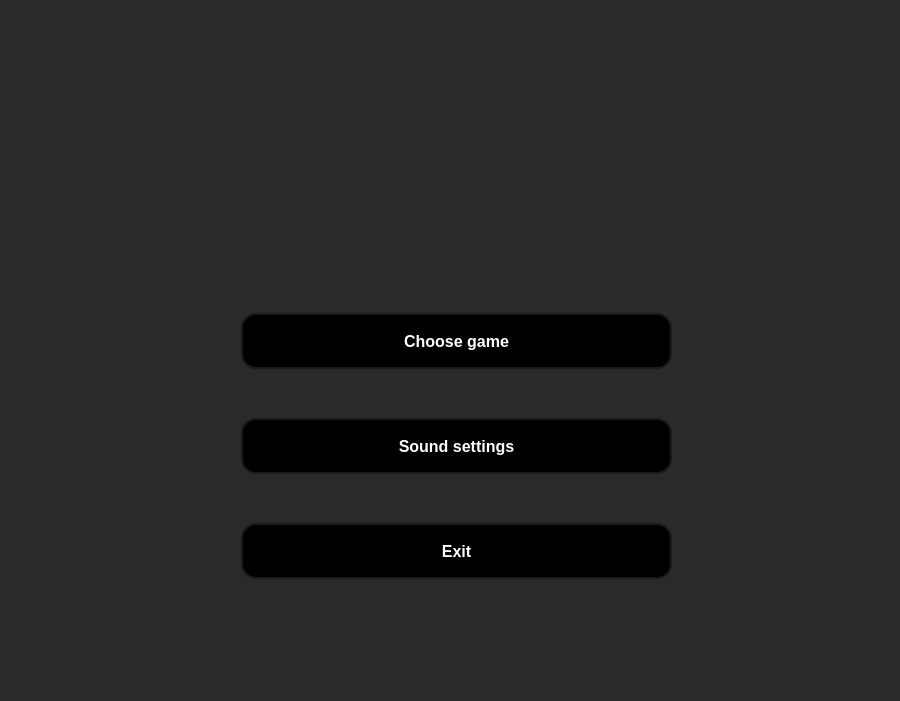
Old version of the form mainmenu.ui in the repository tompavlo/Arcades.
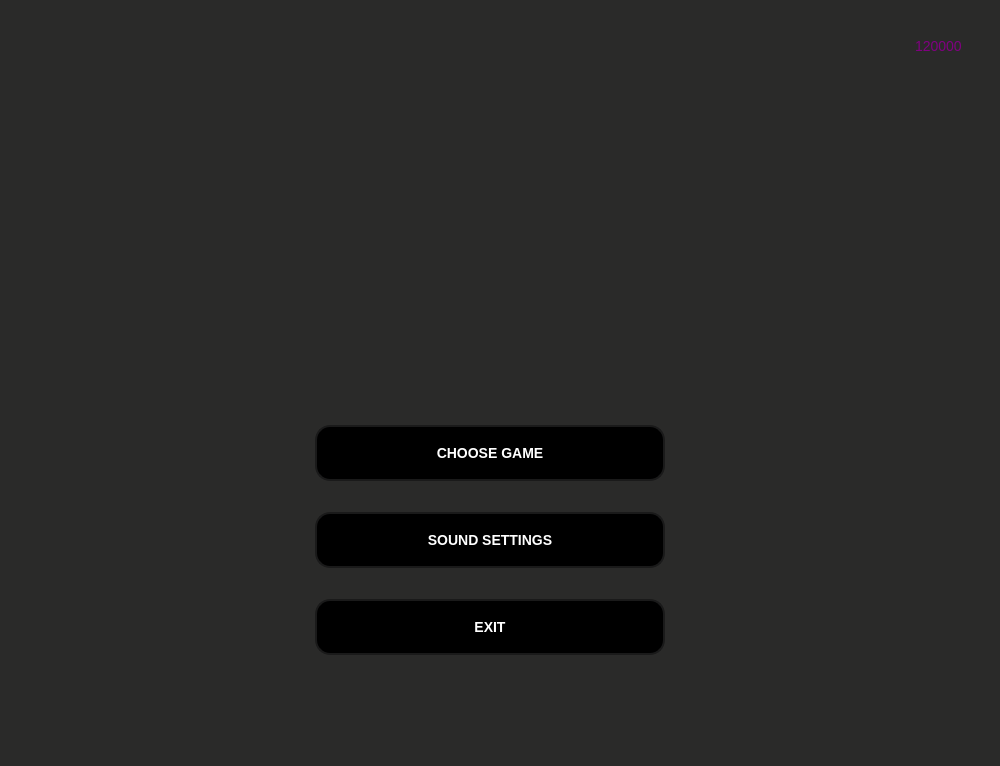
New version of the form. Icons and pictures are not drawn.

```diff
--- a/mainmenu.ui
+++ b/mainmenu.ui
@@ -6,8 +6,8 @@
    <rect>
     <x>0</x>
     <y>0</y>
-    <width>900</width>
-    <height>701</height>
+    <width>1000</width>
+    <height>766</height>
    </rect>
   </property>
   <property name="windowTitle">
@@ -20,9 +20,9 @@
    <widget class="QStackedWidget" name="stackedWidget">
     <property name="geometry">
      <rect>
-      <x>11</x>
-      <y>11</y>
-      <width>878</width>
+      <x>0</x>
+      <y>80</y>
+      <width>1000</width>
       <height>661</height>
      </rect>
     </property>
@@ -30,29 +30,52 @@
      <widget class="QWidget" name="verticalLayoutWidget">
       <property name="geometry">
        <rect>
-        <x>230</x>
-        <y>260</y>
-        <width>431</width>
-        <height>351</height>
+        <x>-10</x>
+        <y>320</y>
+        <width>1001</width>
+        <height>281</height>
        </rect>
       </property>
-      <layout class="QVBoxLayout" name="verticalLayout" stretch="0,0,0">
-       <property name="spacing">
-        <number>7</number>
-       </property>
-       <property name="leftMargin">
-        <number>0</number>
-       </property>
-       <item>
+      <layout class="QVBoxLayout" name="verticalLayout">
+       <item alignment="Qt::AlignHCenter">
         <widget class="QPushButton" name="pushButton">
+         <property name="sizePolicy">
+          <sizepolicy hsizetype="Preferred" vsizetype="Fixed">
+           <horstretch>0</horstretch>
+           <verstretch>0</verstretch>
+          </sizepolicy>
+         </property>
+         <property name="minimumSize">
+          <size>
+           <width>350</width>
+           <height>56</height>
+          </size>
+         </property>
+         <property name="maximumSize">
+          <size>
+           <width>300</width>
+           <height>16777215</height>
+          </size>
+         </property>
+         <property name="sizeIncrement">
+          <size>
+           <width>0</width>
+           <height>0</height>
+          </size>
+         </property>
+         <property name="font">
+          <font>
+           <pointsize>-1</pointsize>
+           <fontweight>DemiBold</fontweight>
+          </font>
+         </property>
          <property name="styleSheet">
           <string notr="true">QPushButton{
   background-color: #000000;
   border: 2px solid #1A1A1A;
   border-radius: 15px;
   color: #FFFFFF;
-  font-family: &quot;Roobert&quot;, &quot;Segoe UI&quot;, &quot;Helvetica&quot;, &quot;Arial&quot;, sans-serif;
-  font-size: 16px;
+  font-size: 14px;
   font-weight: 600;
   margin: 0;
   min-height: 20px;
@@ -81,20 +104,43 @@
 }</string>
          </property>
          <property name="text">
-          <string>Choose game</string>
+          <string>CHOOSE GAME</string>
          </property>
         </widget>
        </item>
-       <item>
+       <item alignment="Qt::AlignHCenter">
         <widget class="QPushButton" name="pushButton_2">
+         <property name="sizePolicy">
+          <sizepolicy hsizetype="Preferred" vsizetype="Fixed">
+           <horstretch>0</horstretch>
+           <verstretch>0</verstretch>
+          </sizepolicy>
+         </property>
+         <property name="minimumSize">
+          <size>
+           <width>350</width>
+           <height>56</height>
+          </size>
+         </property>
+         <property name="maximumSize">
+          <size>
+           <width>300</width>
+           <height>16777215</height>
+          </size>
+         </property>
+         <property name="sizeIncrement">
+          <size>
+           <width>0</width>
+           <height>0</height>
+          </size>
+         </property>
          <property name="styleSheet">
           <string notr="true">QPushButton{
   background-color: #000000;
   border: 2px solid #1A1A1A;
   border-radius: 15px;
   color: #FFFFFF;
-  font-family: &quot;Roobert&quot;, &quot;Segoe UI&quot;, &quot;Helvetica&quot;, &quot;Arial&quot;, sans-serif;
-  font-size: 16px;
+  font-size: 14px;
   font-weight: 600;
   margin: 0;
   min-height: 20px;
@@ -123,20 +169,43 @@
 }</string>
          </property>
          <property name="text">
-          <string>Sound settings</string>
+          <string>SOUND SETTINGS</string>
          </property>
         </widget>
        </item>
-       <item>
+       <item alignment="Qt::AlignHCenter">
         <widget class="QPushButton" name="pushButton_3">
+         <property name="sizePolicy">
+          <sizepolicy hsizetype="Preferred" vsizetype="Fixed">
+           <horstretch>0</horstretch>
+           <verstretch>0</verstretch>
+          </sizepolicy>
+         </property>
+         <property name="minimumSize">
+          <size>
+           <width>350</width>
+           <height>56</height>
+          </size>
+         </property>
+         <property name="maximumSize">
+          <size>
+           <width>300</width>
+           <height>16777215</height>
+          </size>
+         </property>
+         <property name="sizeIncrement">
+          <size>
+           <width>0</width>
+           <height>0</height>
+          </size>
+         </property>
          <property name="styleSheet">
           <string notr="true">QPushButton{
   background-color: #000000;
   border: 2px solid #1A1A1A;
   border-radius: 15px;
   color: #FFFFFF;
-  font-family: &quot;Roobert&quot;, &quot;Segoe UI&quot;, &quot;Helvetica&quot;, &quot;Arial&quot;, sans-serif;
-  font-size: 16px;
+  font-size: 14px;
   font-weight: 600;
   margin: 0;
   min-height: 20px;
@@ -165,7 +234,7 @@
 }</string>
          </property>
          <property name="text">
-          <string>Exit</string>
+          <string>EXIT</string>
          </property>
         </widget>
        </item>
@@ -174,6 +243,72 @@
     </widget>
     <widget class="QWidget" name="page_2"/>
    </widget>
+   <widget class="QWidget" name="horizontalLayoutWidget">
+    <property name="geometry">
+     <rect>
+      <x>840</x>
+      <y>0</y>
+      <width>161</width>
+      <height>92</height>
+     </rect>
+    </property>
+    <layout class="QHBoxLayout" name="horizontalLayout">
+     <property name="rightMargin">
+      <number>0</number>
+     </property>
+     <item>
+      <widget class="QLabel" name="icon">
+       <property name="maximumSize">
+        <size>
+         <width>64</width>
+         <height>60</height>
+        </size>
+       </property>
+       <property name="text">
+        <string/>
+       </property>
+       <property name="pixmap">
+        <pixmap>icons/tocken blue.png</pixmap>
+       </property>
+       <property name="scaledContents">
+        <bool>true</bool>
+       </property>
+      </widget>
+     </item>
+     <item alignment="Qt::AlignHCenter|Qt::AlignVCenter">
+      <widget class="QLabel" name="tokenValue">
+       <property name="minimumSize">
+        <size>
+         <width>80</width>
+         <height>19</height>
+        </size>
+       </property>
+       <property name="maximumSize">
+        <size>
+         <width>180</width>
+         <height>60</height>
+        </size>
+       </property>
+       <property name="font">
+        <font>
+         <pointsize>-1</pointsize>
+        </font>
+       </property>
+       <property name="styleSheet">
+        <string notr="true">font-size: 14px;
+color:purple;
+</string>
+       </property>
+       <property name="midLineWidth">
+        <number>4</number>
+       </property>
+       <property name="text">
+        <string>120000</string>
+       </property>
+      </widget>
+     </item>
+    </layout>
+   </widget>
   </widget>
   <widget class="QMenuBar" name="menubar">
    <property name="geometry">
```
Left out of the diff: 20 changed lines with no effect on the pictures.
